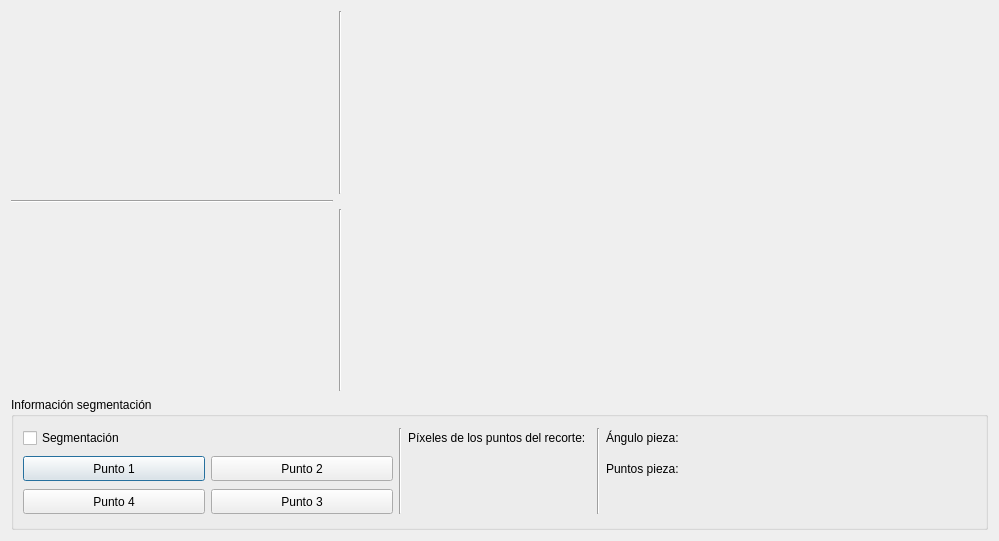
This is library-video/VideoProcessingDialog.ui in MiguelFerrerF/robotArmApp as Qt 5 draws it before an edit. The edited form follows.
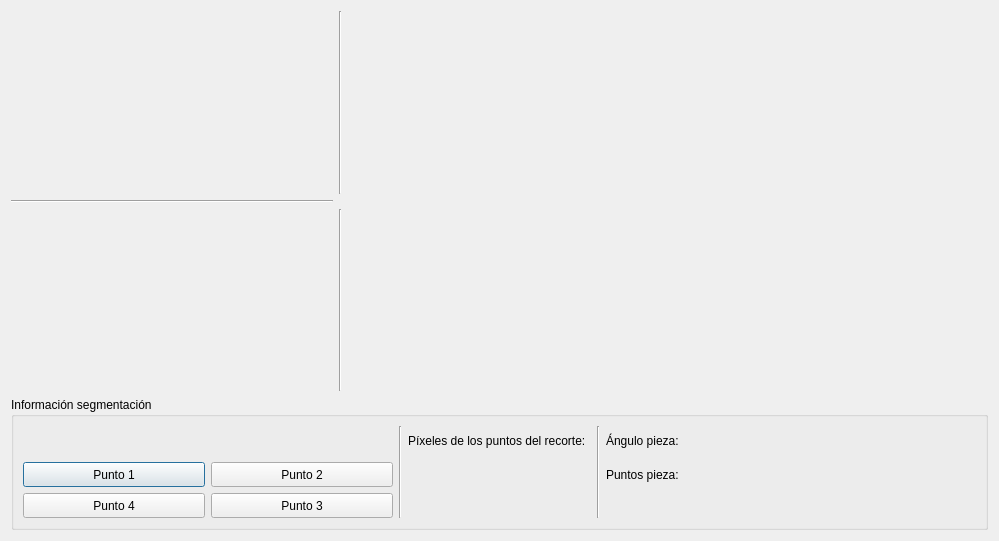
This is the edited form. Custom widgets are drawn as their Qt base class.

Diff of the .ui file:
```diff
--- a/library-video/VideoProcessingDialog.ui
+++ b/library-video/VideoProcessingDialog.ui
@@ -89,16 +89,6 @@
       <string>Información segmentación</string>
      </property>
      <layout class="QGridLayout" name="gridLayout">
-      <item row="0" column="0">
-       <widget class="QCheckBox" name="checkBoxSegmentacion">
-        <property name="text">
-         <string>Segmentación</string>
-        </property>
-        <property name="checked">
-         <bool>false</bool>
-        </property>
-       </widget>
-      </item>
       <item row="0" column="2" rowspan="3">
        <widget class="Line" name="line_4">
         <property name="orientation">
```
